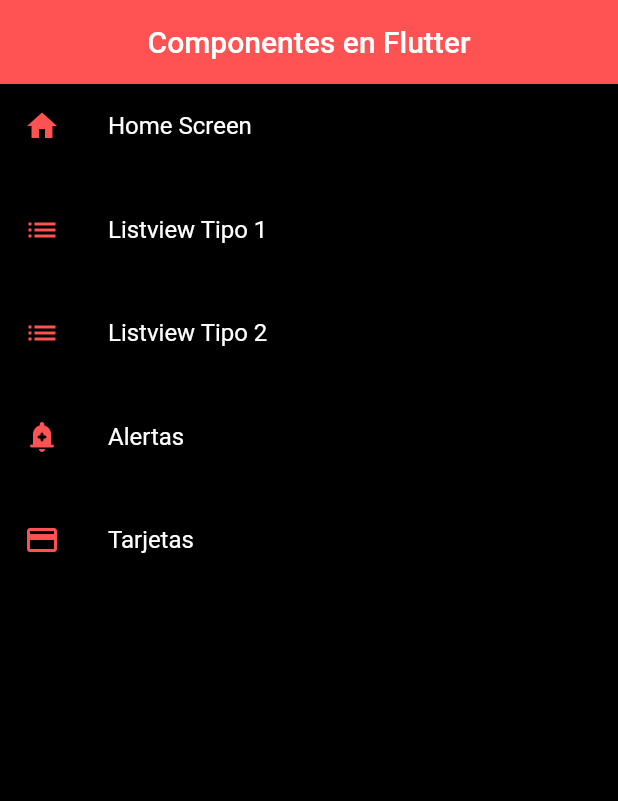
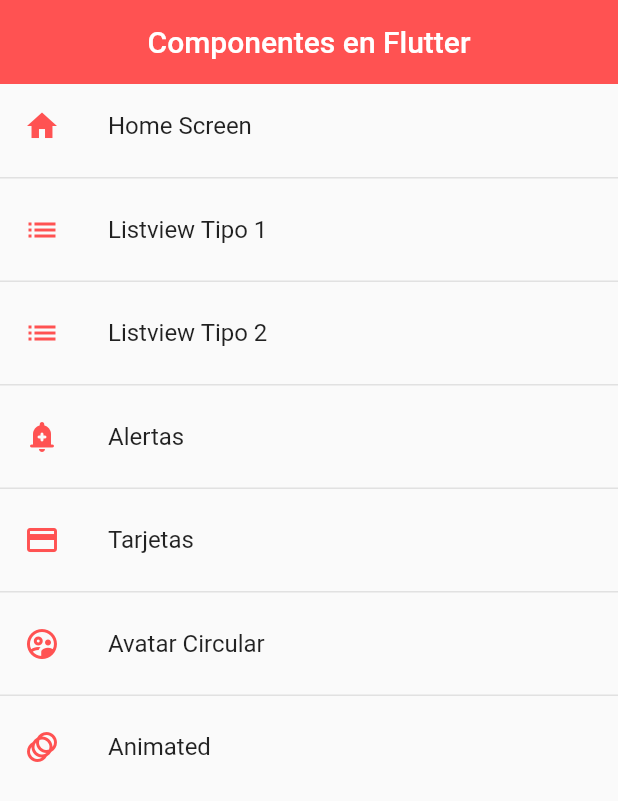
Before and after one commit to Nahu-N-Castro/fl_components1, a Flutter app: the screen it shows after launch, on a phone screen of 412 x 824 dp. Shown: the top 801 px of the screen. Run offline on Flutter 3.47's test engine with Material 2 defaults, Android fonts, the phone set to English and light mode, and no system bars.

Commit message:
animated and more

```diff
--- a/lib/Theme/app_theme.dart
+++ b/lib/Theme/app_theme.dart
@@ -11,7 +11,7 @@ class AppTheme {
     ),
   );
 
-  static final ThemeData darkTheme = ThemeData.dark().copyWith(
+  static final ThemeData darkTheme = ThemeData.light().copyWith(
     primaryColor: primary,
     appBarTheme: const AppBarTheme(
       color: Colors.redAccent,
@@ -20,7 +20,7 @@ class AppTheme {
     textButtonTheme: TextButtonThemeData(
       style: TextButton.styleFrom(primary: primary),
     ),
-    scaffoldBackgroundColor: Colors.black,
+    // scaffoldBackgroundColor: Colors.black,
     floatingActionButtonTheme: const FloatingActionButtonThemeData(
       backgroundColor: primary,
       elevation: 0,
--- a/lib/router/app_routes.dart
+++ b/lib/router/app_routes.dart
@@ -1,6 +1,6 @@
-import 'package:fl_components/Models/models.dart';
 import 'package:flutter/material.dart';
 import 'package:fl_components/screens/screens.dart';
+import 'package:fl_components/Models/models.dart';
 
 class AppRoutes {
   static const initialRoute = 'home';
@@ -31,6 +31,16 @@ class AppRoutes {
         name: 'Tarjetas',
         screen: const CardScreen(),
         icon: Icons.credit_card),
+    MenuOption(
+        route: 'avatar',
+        name: 'Avatar Circular',
+        screen: const AvatarScreen(),
+        icon: Icons.supervised_user_circle_outlined),
+    MenuOption(
+        route: 'animated',
+        icon: Icons.animation,
+        name: 'Animated',
+        screen: const AnimatedScreen())
   ];
 
   static Map<String, Widget Function(BuildContext)> getAppRoutes() {
--- a/lib/screens/screens.dart
+++ b/lib/screens/screens.dart
@@ -1,3 +1,5 @@
+export 'package:fl_components/screens/animated_screen.dart';
+export 'package:fl_components/screens/avatar_screen.dart';
 export 'package:fl_components/screens/alert_screen.dart';
 export 'package:fl_components/screens/card_screen.dart';
 export 'package:fl_components/screens/home_screen.dart';
```
Also changed, not shown: lib/screens/animated_screen.dart (added, +61 -0 lines), lib/screens/avatar_screen.dart (added, +30 -0 lines).
